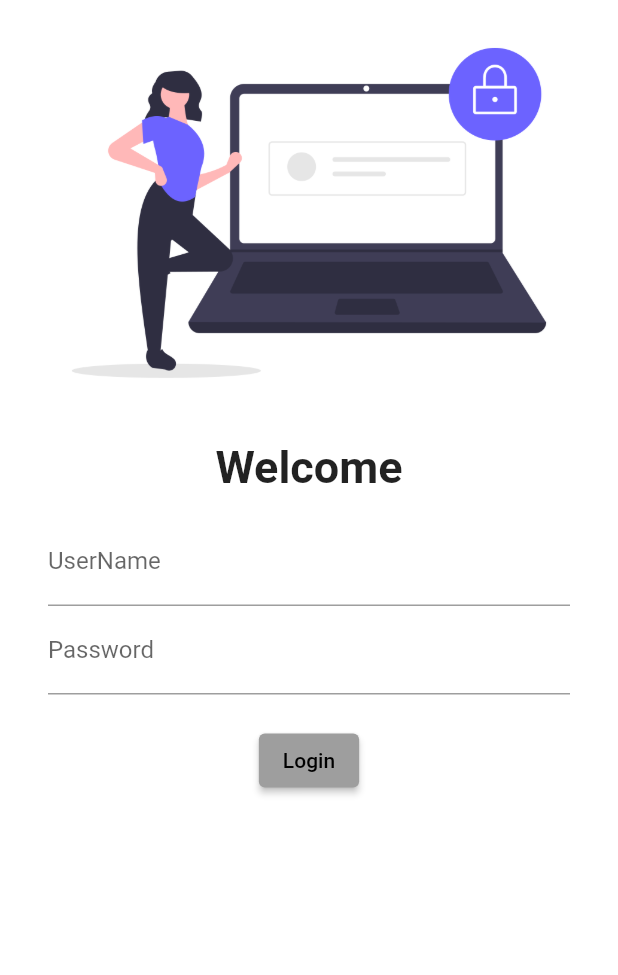
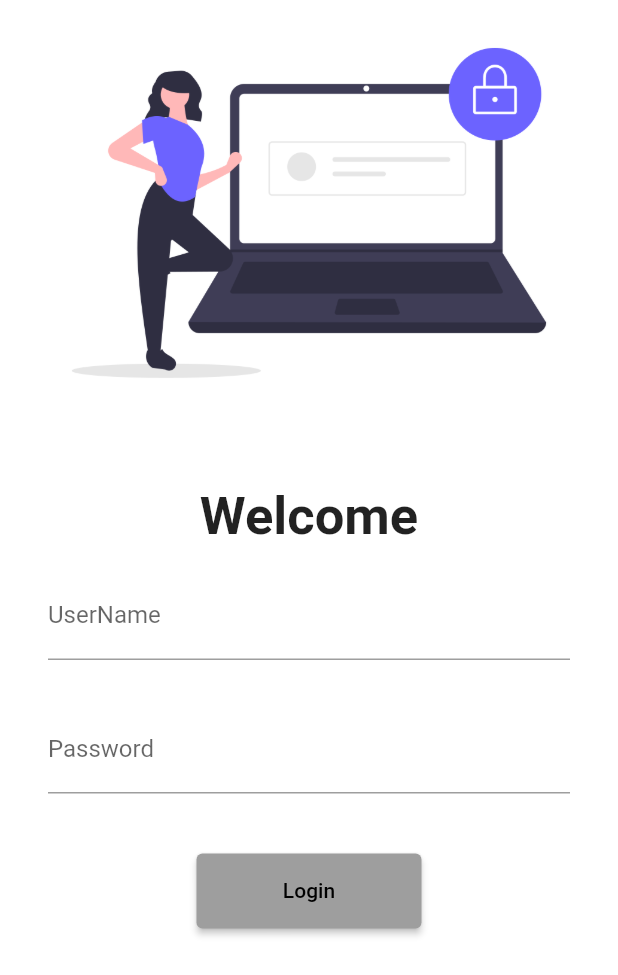
Before and after one commit to rahul07sharmars/flutterlearning, a Flutter app: the screen it shows after launch, on a phone screen of 412 x 824 dp. Shown: the top 975 px of the screen. Run offline on Flutter 3.47's test engine with Material 2 defaults, Android fonts, the phone set to English and light mode, and no system bars; our stand-ins replace google_fonts.

Commit message:
day5 completed

```diff
--- a/lib/main.dart
+++ b/lib/main.dart
@@ -1,6 +1,7 @@
 import 'package:flutter/material.dart';
 import 'package:flutter_catalog/pages/home_page.dart';
 import 'package:flutter_catalog/pages/login_page.dart';
+import 'package:flutter_catalog/utils/routes.dart';
 import "package:google_fonts/google_fonts.dart";
 
 void main() {
@@ -13,6 +14,7 @@ class MyApp extends StatelessWidget {
   @override
   Widget build(BuildContext context) {
     return MaterialApp(
+        debugShowCheckedModeBanner: false,
         themeMode: ThemeMode.light,
         theme: ThemeData(
           primarySwatch: Colors.grey,
@@ -25,7 +27,8 @@ class MyApp extends StatelessWidget {
         initialRoute: "/login",
         routes: {
           "/": (context) => LoginPage(),
-          "home": (context) => HomePage(),
+          MyRoutes.homeRoute: (context) => HomePage(),
+          MyRoutes.loginRoute: (context) => LoginPage(),
         });
   }
 }
--- a/lib/pages/login_page.dart
+++ b/lib/pages/login_page.dart
@@ -1,27 +1,32 @@
 import 'package:flutter/material.dart';
+import 'package:flutter_catalog/utils/routes.dart';
 
 class LoginPage extends StatelessWidget {
   @override
   Widget build(BuildContext context) {
     return Material(
         color: Colors.white,
+        child: SingleChildScrollView(
           child: Column(
             children: [
-            Image.asset("assets/images/login_image.png", fit: BoxFit.fitWidth),
+              Image.asset(
+                "assets/images/login_image.png",
+                fit: BoxFit.fitWidth,
+              ),
               SizedBox(
-              height: 10,
+                height: 40,
                 width: 10,
               ),
               Text(
                 "Welcome",
                 style: TextStyle(
-                fontSize: 30,
+                  fontSize: 35,
                   fontWeight: FontWeight.bold,
                 ),
               ),
               Padding(
-              padding:
-                  const EdgeInsets.symmetric(vertical: 16.0, horizontal: 32.0),
+                padding: const EdgeInsets.symmetric(
+                    vertical: 16.0, horizontal: 32.0),
                 child: Column(
                   children: [
                     TextFormField(
@@ -29,6 +34,10 @@ class LoginPage extends StatelessWidget {
                         hintText: "Enter UserName",
                         labelText: "UserName",
                       ),
+                    ),
+                    SizedBox(
+                      height: 30,
+                      width: 20,
                     ),
                     TextFormField(
                       obscureText: true,
@@ -38,20 +47,24 @@ class LoginPage extends StatelessWidget {
                       ),
                     ),
                     SizedBox(
-                    height: 20,
+                      height: 40,
                       width: 20,
                     ),
                     ElevatedButton(
                       child: Text("Login"),
+                      style: TextButton.styleFrom(
+                        minimumSize: Size(150, 50),
+                      ),
                       onPressed: () {
                         print("Hi button is pressed");
+                        Navigator.pushNamed(context, MyRoutes.homeRoute);
                       },
-                    style: TextButton.styleFrom(),
                     ),
                   ],
                 ),
               ),
             ],
+          ),
         ));
   }
 }
--- /dev/null
+++ b/lib/utils/routes.dart
@@ -0,0 +1,4 @@
+class MyRoutes {
+  static String loginRoute = "/login";
+  static String homeRoute = "/home";
+}
```
Lines whose indentation alone changed are shown as unchanged.
